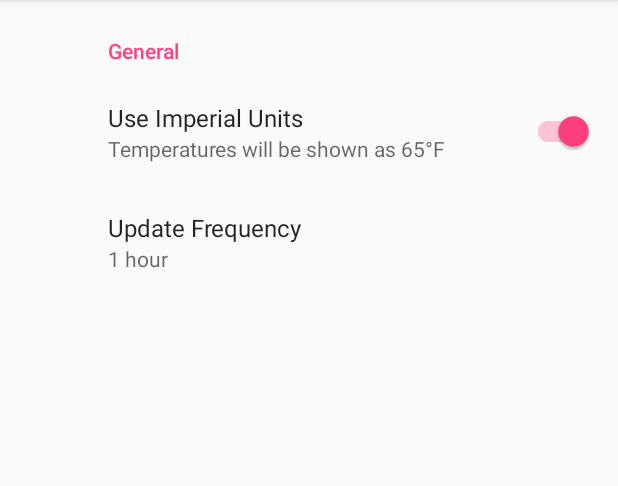
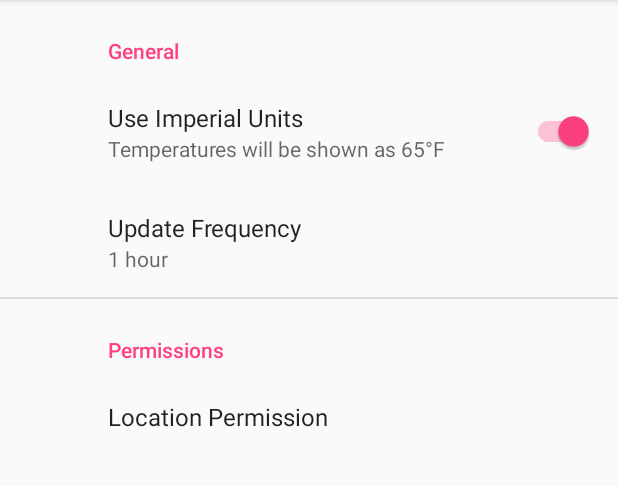
Before and after one commit to Kennyc1012/DashWeatherExtension, an Android app: the screen it shows after launch (SettingsActivity), after a tap on an icon or button, on a phone screen of 412 x 824 dp, the part 84-570 px from its top. Run offline under Robolectric (Android 15) with nearby library versions, the phone set to English and light mode, and no system bars; our stand-ins replace androidx.preference; 1 statement that could not run was skipped.

Commit message:
Add permission handling to Settings

```diff
--- a/app/src/main/java/com/kennyc/dashweather/SettingsActivity.kt
+++ b/app/src/main/java/com/kennyc/dashweather/SettingsActivity.kt
@@ -1,19 +1,57 @@
 package com.kennyc.dashweather
 
+import android.Manifest
+import android.content.Context
+import android.content.Intent
+import android.content.pm.PackageManager
 import android.os.Bundle
+import android.support.v4.app.ActivityCompat
 import android.support.v7.app.AppCompatActivity
+import com.kennyc.dashweather.services.DarkSkyDashExtension
 
 /**
  * Created by kcampagna on 10/6/17.
  */
 class SettingsActivity : AppCompatActivity() {
 
+    companion object {
+        const val PERMISSION_REQUEST_CODE = 1
+        const val KEY_PROMPT_PERMISSIONS = "SettingsActivity.PROMPT_PERMISSIONS"
+
+        fun createIntent(context: Context, promptPermissions: Boolean): Intent {
+            return Intent(context, SettingsActivity::class.java).putExtra(KEY_PROMPT_PERMISSIONS, promptPermissions)
+        }
+    }
+
+    private var settingsFragment: SettingsFragment? = null
+
     override fun onCreate(savedInstanceState: Bundle?) {
         super.onCreate(savedInstanceState)
+        settingsFragment = SettingsFragment()
+
         supportFragmentManager.
                 beginTransaction()
-                .add(android.R.id.content, SettingsFragment())
+                .add(android.R.id.content, settingsFragment)
                 .commit()
 
+        val extras = intent
+
+        if (extras != null && extras.getBooleanExtra(KEY_PROMPT_PERMISSIONS, false)) {
+            ActivityCompat.requestPermissions(this,
+                    arrayOf<String>(Manifest.permission.ACCESS_COARSE_LOCATION, Manifest.permission.ACCESS_COARSE_LOCATION),
+                    PERMISSION_REQUEST_CODE)
+        }
+    }
+
+    override fun onRequestPermissionsResult(requestCode: Int, permissions: Array<out String>, grantResults: IntArray) {
+        super.onRequestPermissionsResult(requestCode, permissions, grantResults)
+
+        when (requestCode) {
+            PERMISSION_REQUEST_CODE -> {
+                DarkSkyDashExtension.sendBroadcast(applicationContext)
+                val hasPermission = grantResults.contains(PackageManager.PERMISSION_GRANTED)
+                settingsFragment?.onPermissionUpdated(hasPermission)
+            }
+        }
     }
 }
--- a/app/src/main/java/com/kennyc/dashweather/SettingsFragment.kt
+++ b/app/src/main/java/com/kennyc/dashweather/SettingsFragment.kt
@@ -1,7 +1,11 @@
 package com.kennyc.dashweather
 
+import android.Manifest
+import android.content.pm.PackageManager
 import android.os.Bundle
 import android.preference.PreferenceManager
+import android.support.v4.app.ActivityCompat
+import android.support.v4.content.ContextCompat
 import android.support.v7.preference.ListPreference
 import android.support.v7.preference.PreferenceFragmentCompat
 
@@ -18,16 +22,37 @@ class SettingsFragment : PreferenceFragmentCompat() {
 
     override fun onCreatePreferences(savedInstanceState: Bundle?, rootKey: String?) {
         addPreferencesFromResource(R.xml.settings)
+        val preferenceManager = PreferenceManager.getDefaultSharedPreferences(activity)
         val frequencyKey = getString(R.string.pref_key_update_frequency)
         val listPreference: ListPreference = findPreference(frequencyKey) as ListPreference
-        listPreference.summary = listPreference.entries[PreferenceManager.getDefaultSharedPreferences(activity)
-                .getString(frequencyKey, UPDATE_FREQUENCY_1_HOUR).toInt()]
+        listPreference.summary = listPreference.entries[preferenceManager.getString(frequencyKey, UPDATE_FREQUENCY_1_HOUR).toInt()]
 
         listPreference.setOnPreferenceChangeListener { preference, newValue ->
             val listPreference: ListPreference = preference as ListPreference
             listPreference.summary = listPreference.entries[newValue.toString().toInt()]
             true
         }
+
+
+        val coarsePermission = ContextCompat.checkSelfPermission(activity, Manifest.permission.ACCESS_COARSE_LOCATION) == PackageManager.PERMISSION_GRANTED
+        val finePermission = ContextCompat.checkSelfPermission(activity, Manifest.permission.ACCESS_FINE_LOCATION) == PackageManager.PERMISSION_GRANTED
+        val hasPermission = coarsePermission || finePermission
+
+        if (!hasPermission) {
+            findPreference(getString(R.string.pref_key_permission)).setOnPreferenceClickListener {
+                ActivityCompat.requestPermissions(activity,
+                        arrayOf<String>(Manifest.permission.ACCESS_COARSE_LOCATION, Manifest.permission.ACCESS_COARSE_LOCATION),
+                        SettingsActivity.PERMISSION_REQUEST_CODE)
+
+                true
+            }
+        }
+
+        onPermissionUpdated(hasPermission)
     }
 
+    fun onPermissionUpdated(available: Boolean) {
+        val stringRes = if (available) R.string.pref_permission_granted else R.string.pref_permission_declined
+        findPreference(getString(R.string.pref_key_permission)).setSummary(stringRes)
+    }
 }
--- a/app/src/main/res/values/preference_keys.xml
+++ b/app/src/main/res/values/preference_keys.xml
@@ -9,4 +9,5 @@
         <item>2</item>
         <item>3</item>
     </string-array>
+    <string name="pref_key_permission">pref_location_permission</string>
 </resources>
--- a/app/src/main/res/values/strings.xml
+++ b/app/src/main/res/values/strings.xml
@@ -24,5 +24,8 @@
         <item>3 hours</item>
         <item>6 hours</item>
     </string-array>
-
+    <string name="preference_cat_permissions">Permissions</string>
+    <string name="pref_permission">Location Permission</string>
+    <string name="pref_permission_granted">Permission granted</string>
+    <string name="pref_permission_declined">Permission not granted</string>
 </resources>
--- a/app/src/main/res/xml/settings.xml
+++ b/app/src/main/res/xml/settings.xml
@@ -3,17 +3,26 @@
     <android.support.v7.preference.PreferenceCategory android:title="@string/preference_cat_general">
 
         <android.support.v7.preference.SwitchPreferenceCompat
+            android:defaultValue="true"
             android:key="@string/pref_key_use_imperial"
-            android:title="@string/preference_use_imperial"
+            android:summaryOff="@string/preference_imperial_off"
             android:summaryOn="@string/preference_imperial_on"
-            android:summaryOff="@string/preference_imperial_off"
-            android:defaultValue="true" />
+            android:title="@string/preference_use_imperial" />
 
         <android.support.v7.preference.ListPreference
+            android:entries="@array/preference_update_frequency_values"
+            android:entryValues="@array/pref_key_update_frequency_values"
             android:key="@string/pref_key_update_frequency"
-            android:title="@string/preference_update_frequency"
-            android:entries="@array/preference_update_frequency_values"
-            android:entryValues="@array/pref_key_update_frequency_values" />
+            android:title="@string/preference_update_frequency" />
+
+    </android.support.v7.preference.PreferenceCategory>
+
+    <android.support.v7.preference.PreferenceCategory android:title="@string/preference_cat_permissions">
+
+        <android.support.v7.preference.Preference
+            android:key="@string/pref_key_permission"
+            android:title="@string/pref_permission" />
+
     </android.support.v7.preference.PreferenceCategory>
 
 </android.support.v7.preference.PreferenceScreen>
```
Also changed, not shown: app/src/main/java/com/kennyc/dashweather/services/DarkSkyDashExtension.kt (+7 -1 lines).
